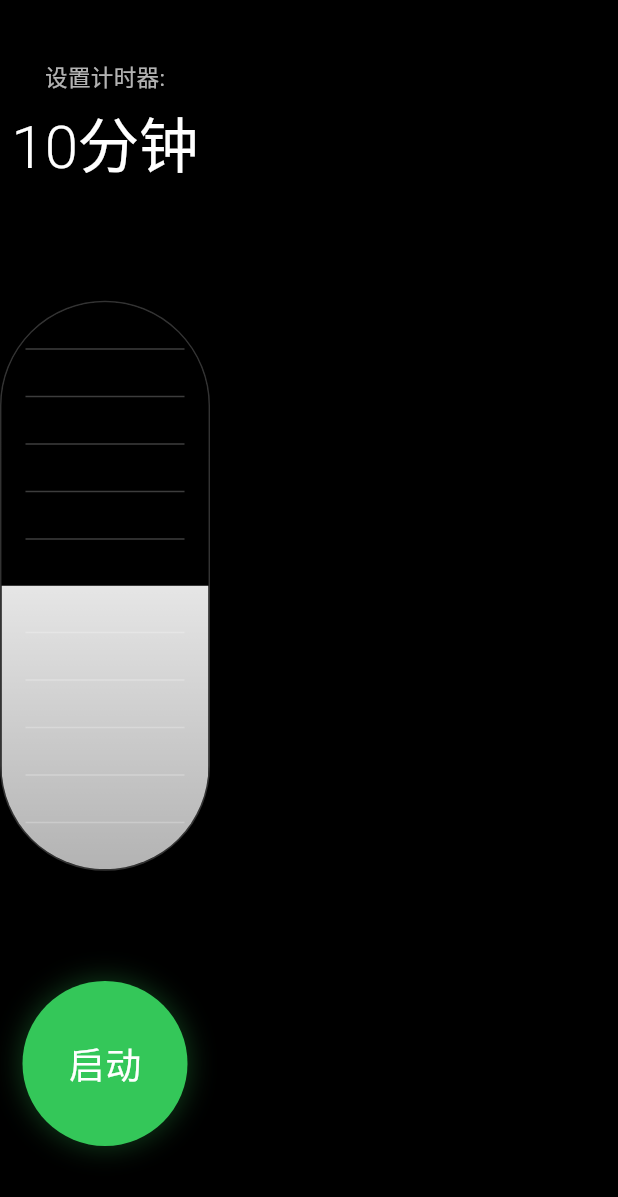
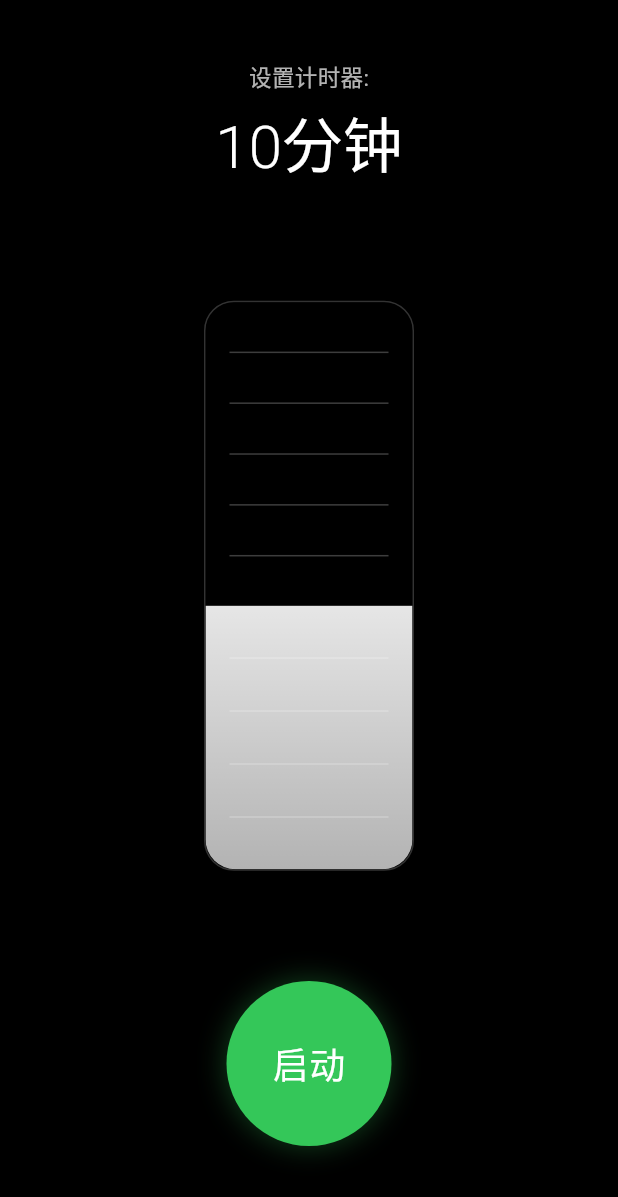
Before and after one commit to riceFun/iphone_timer, a Flutter app: the screen it shows after launch, on a phone screen of 412 x 824 dp. Shown: the top 1197 px of the screen. Run offline on Flutter 3.47's test engine with Material 3 defaults, Android fonts, the phone set to English and light mode, and no system bars; our stand-ins replace audioplayers, flutter_local_notifications; missing offline and left inert: quick_actions.

Commit message:
project init

```diff
--- a/lib/screens/timer_screen.dart
+++ b/lib/screens/timer_screen.dart
@@ -1,7 +1,7 @@
 import 'package:flutter/material.dart';
+import 'package:flutter/services.dart';
 import '../services/timer_service.dart';
 import '../services/notification_service.dart';
-import 'dart:ui';
 
 class TimerScreen extends StatefulWidget {
   const TimerScreen({super.key});
@@ -64,8 +64,9 @@ class _TimerScreenState extends State<TimerScreen> {
     return Scaffold(
       backgroundColor: Colors.black,
       body: SafeArea(
+        child: SizedBox(
+          width: double.infinity,
           child: Column(
-          crossAxisAlignment: CrossAxisAlignment.center,
             children: [
               const SizedBox(height: 40),
               if (isActive) _buildActiveTimerHeader() else _buildSetupHeader(),
@@ -75,6 +76,7 @@ class _TimerScreenState extends State<TimerScreen> {
               _buildActionButton(),
               const SizedBox(height: 60),
             ],
+          ),
         ),
       ),
     );
@@ -135,23 +137,34 @@ class _TimerScreenState extends State<TimerScreen> {
   Widget _buildCapsuleBar() {
     final isActive = _timerService.isRunning || _timerService.remainingSeconds > 0;
 
-    double progress = 0.5;
+    double progress;
     if (isActive) {
       final initialTime = _timerService.initialSeconds > 0
           ? _timerService.initialSeconds
           : _presetSeconds[_selectedIndex];
       progress = _timerService.remainingSeconds / initialTime;
+    } else {
+      // 设置模式: 根据选中的索引显示进度
+      // 索引0(1分钟)在底部, 索引12(2小时)在顶部
+      progress = (_selectedIndex + 1) / _presetSeconds.length;
     }
 
-    return Container(
+    return GestureDetector(
+      onVerticalDragUpdate: isActive ? null : (details) {
+        _handleDrag(details.localPosition.dy);
+      },
+      onTapDown: isActive ? null : (details) {
+        _handleTap(details.localPosition.dy);
+      },
+      child: Container(
         width: 140,
         height: 380,
         decoration: BoxDecoration(
-        borderRadius: BorderRadius.circular(70),
+          borderRadius: BorderRadius.circular(20),
           border: Border.all(color: Colors.white.withValues(alpha: 0.2), width: 1),
         ),
         child: ClipRRect(
-        borderRadius: BorderRadius.circular(70),
+          borderRadius: BorderRadius.circular(20),
           child: Column(
             children: [
               // 上半部分 - 深色/已用时间
@@ -191,7 +204,26 @@ class _TimerScreenState extends State<TimerScreen> {
             ],
           ),
         ),
+      ),
     );
+  }
+
+  void _handleDrag(double localY) {
+    // 计算点击/拖动位置对应的时间索引
+    // 从底部到顶部: 1分钟 -> 2小时
+    final ratio = 1 - (localY / 380); // 反转,底部为0,顶部为1
+    final index = (_presetSeconds.length * ratio).floor().clamp(0, _presetSeconds.length - 1);
+
+    if (index != _selectedIndex) {
+      HapticFeedback.lightImpact(); // 轻微振动
+      setState(() {
+        _selectedIndex = index;
+      });
+    }
+  }
+
+  void _handleTap(double localY) {
+    _handleDrag(localY);
   }
 
   Widget _buildSegmentLines(int count) {
```
Lines whose indentation alone changed are shown as unchanged.
